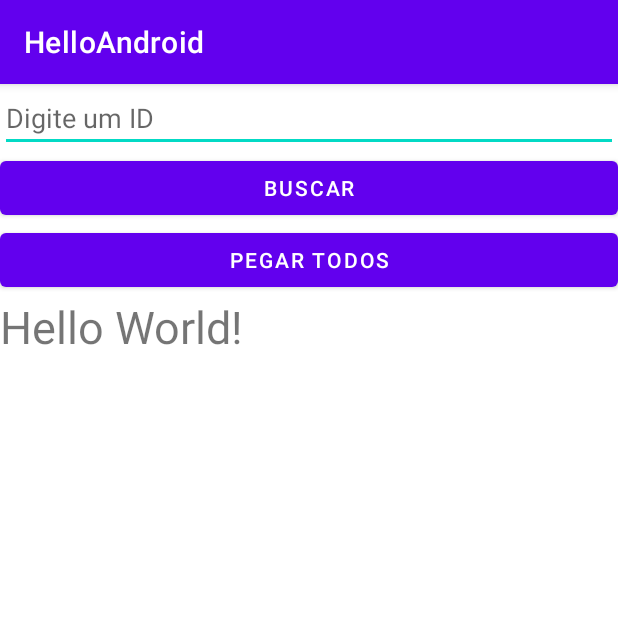
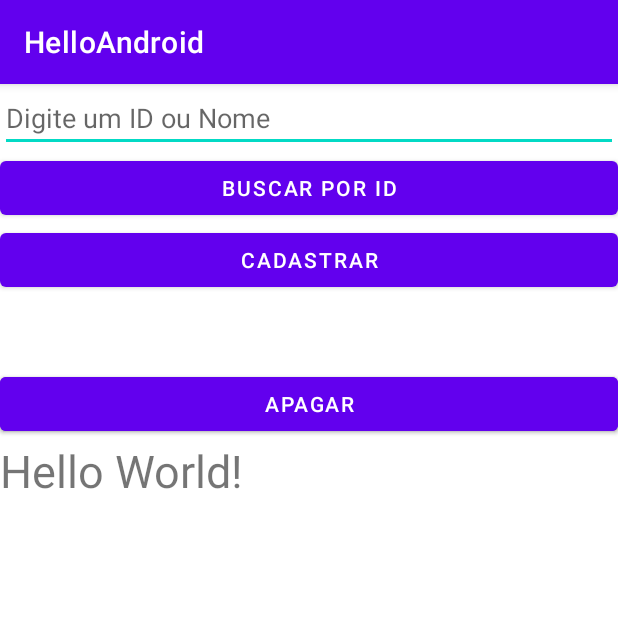
Before and after one commit to MirellaLDS/RecodeProjects, an Android app: the screen it shows after launch (MainActivity), on a phone screen of 412 x 824 dp, the top half of it. Run offline under Robolectric (Android 15) with nearby library versions, the phone set to English and light mode, and no system bars.

```diff
--- a/app/src/main/res/layout/activity_main.xml
+++ b/app/src/main/res/layout/activity_main.xml
@@ -10,8 +10,7 @@
         android:id="@+id/edBuscar"
         android:layout_width="match_parent"
         android:layout_height="wrap_content"
-        android:hint="Digite um ID"
-        android:inputType="number"
+        android:hint="Digite um ID ou Nome"
         app:layout_constraintTop_toTopOf="parent"
         tools:layout_editor_absoluteX="0dp" />
 
@@ -19,9 +18,26 @@
         android:id="@+id/btBuscar"
         android:layout_width="match_parent"
         android:layout_height="wrap_content"
-        android:onClick="executarRequest"
-        android:text="Buscar"
+        android:onClick="getByIdRequest"
+        android:text="Buscar por ID"
         app:layout_constraintTop_toBottomOf="@id/edBuscar" />
+
+    <Button
+        android:id="@+id/btCadastrar"
+        android:layout_width="match_parent"
+        android:layout_height="wrap_content"
+        android:onClick="createRequest"
+        android:text="Cadastrar"
+        app:layout_constraintTop_toBottomOf="@id/btBuscar" />
+
+    <Button
+        android:id="@+id/btAtualizar"
+        android:layout_width="match_parent"
+        android:layout_height="wrap_content"
+        android:onClick="updateRequest"
+        android:text="Atualizar"
+        android:visibility="invisible"
+        app:layout_constraintTop_toBottomOf="@id/btCadastrar" />
 
     <Button
         android:id="@+id/btBuscarTodos"
@@ -29,7 +45,15 @@
         android:layout_height="wrap_content"
         android:onClick="pegarTodos"
         android:text="pegar Todos"
-        app:layout_constraintTop_toBottomOf="@id/btBuscar" />
+        app:layout_constraintTop_toBottomOf="@id/btAtualizar" />
+
+    <Button
+        android:id="@+id/btApagar"
+        android:layout_width="match_parent"
+        android:layout_height="wrap_content"
+        android:onClick="deleteRequest"
+        android:text="Apagar"
+        app:layout_constraintTop_toBottomOf="@id/btAtualizar" />
 
     <androidx.core.widget.NestedScrollView
         android:layout_width="match_parent"
@@ -38,7 +62,7 @@
         app:layout_constraintBottom_toBottomOf="parent"
         app:layout_constraintLeft_toLeftOf="parent"
         app:layout_constraintRight_toRightOf="parent"
-        app:layout_constraintTop_toBottomOf="@id/btBuscarTodos">
+        app:layout_constraintTop_toBottomOf="@id/btApagar">
 
         <TextView
             android:id="@+id/textView"
```
Also changed, not shown: app/src/main/java/com/example/helloandroid/Allocation.java (added, +53 -0 lines), app/src/main/java/com/example/helloandroid/Converter.java (added, +37 -0 lines), app/src/main/java/com/example/helloandroid/Curso.java (+9 -0 lines), app/src/main/java/com/example/helloandroid/CursoService.java (+14 -0 lines), app/src/main/java/com/example/helloandroid/MainActivity.java (+73 -2 lines).
